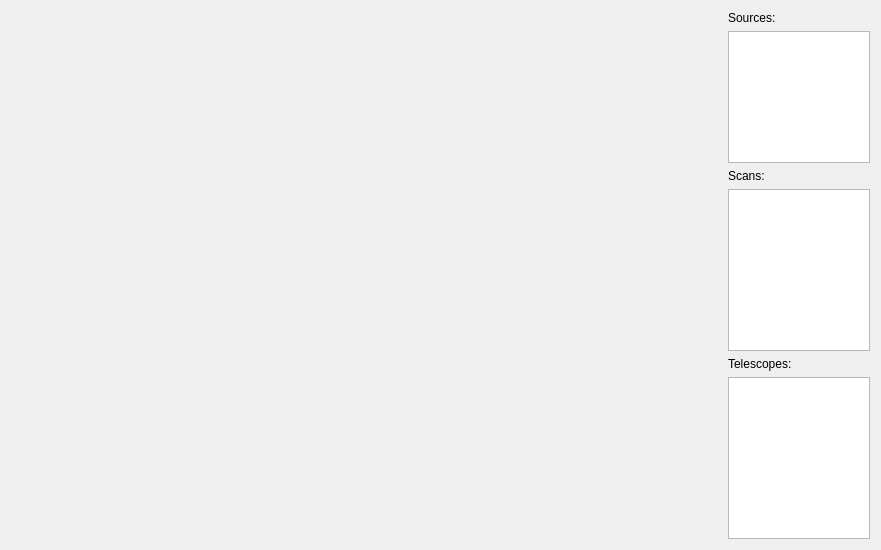
Before: the Qt Designer form pastrocore/gui_pyside/tab_vis_mollweide.ui in Torward1024/pAstroCORE, drawn with Qt 5.
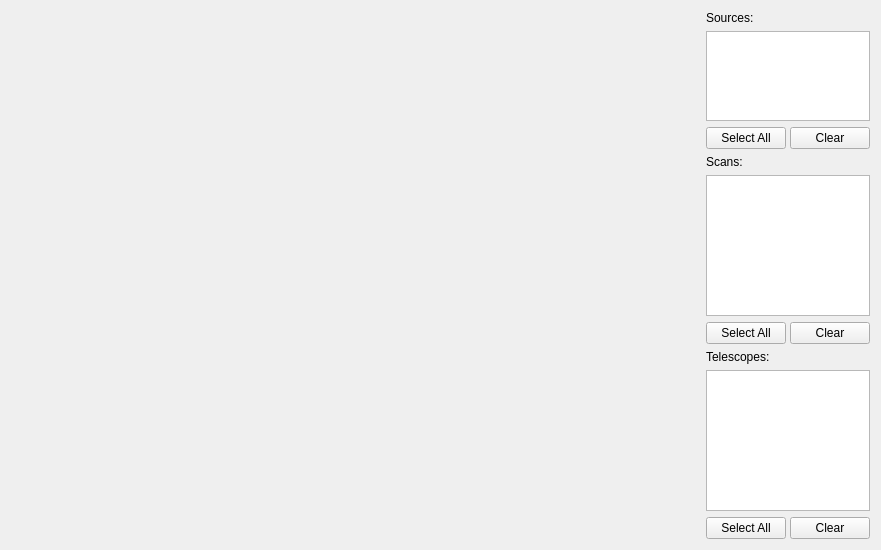
After: the same form once the commit is applied.

Commit message: 15.09.2026 -- G7: Select All and Clear under every list a plot is chosen from.

```diff
--- a/pastrocore/gui_pyside/tab_vis_mollweide.ui
+++ b/pastrocore/gui_pyside/tab_vis_mollweide.ui
@@ -24,7 +24,43 @@
        </property>
       </widget>
      </item>
+     <item row="1" column="0">
+      <widget class="QListWidget" name="listSources" />
+     </item>
      <item row="2" column="0">
+      <layout class="QHBoxLayout" name="layoutSourcesButtons">
+       <property name="spacing">
+        <number>4</number>
+       </property>
+       <item>
+        <widget class="QPushButton" name="listSourcesSelectAll">
+         <property name="toolTip">
+          <string>Tick every source</string>
+         </property>
+         <property name="text">
+          <string>Select All</string>
+         </property>
+         <property name="autoDefault">
+          <bool>false</bool>
+         </property>
+        </widget>
+       </item>
+       <item>
+        <widget class="QPushButton" name="listSourcesClear">
+         <property name="toolTip">
+          <string>Untick every source</string>
+         </property>
+         <property name="text">
+          <string>Clear</string>
+         </property>
+         <property name="autoDefault">
+          <bool>false</bool>
+         </property>
+        </widget>
+       </item>
+      </layout>
+     </item>
+     <item row="3" column="0">
       <layout class="QGridLayout" name="gridLayout">
        <item row="0" column="0" colspan="2">
         <widget class="QLabel" name="lblScans">
@@ -33,24 +69,87 @@
          </property>
         </widget>
        </item>
-       <item row="3" column="0" colspan="2">
-        <widget class="QListWidget" name="listTelescopes" />
+       <item row="1" column="0" colspan="2">
+        <widget class="QListWidget" name="listScans" />
        </item>
        <item row="2" column="0" colspan="2">
+        <layout class="QHBoxLayout" name="layoutScansButtons">
+         <property name="spacing">
+          <number>4</number>
+         </property>
+         <item>
+          <widget class="QPushButton" name="listScansSelectAll">
+           <property name="toolTip">
+            <string>Tick every scan</string>
+           </property>
+           <property name="text">
+            <string>Select All</string>
+           </property>
+           <property name="autoDefault">
+            <bool>false</bool>
+           </property>
+          </widget>
+         </item>
+         <item>
+          <widget class="QPushButton" name="listScansClear">
+           <property name="toolTip">
+            <string>Untick every scan</string>
+           </property>
+           <property name="text">
+            <string>Clear</string>
+           </property>
+           <property name="autoDefault">
+            <bool>false</bool>
+           </property>
+          </widget>
+         </item>
+        </layout>
+       </item>
+       <item row="3" column="0" colspan="2">
         <widget class="QLabel" name="lblTelescopes">
          <property name="text">
           <string>Telescopes:</string>
          </property>
         </widget>
        </item>
-       <item row="1" column="0" colspan="2">
-        <widget class="QListWidget" name="listScans" />
+       <item row="4" column="0" colspan="2">
+        <widget class="QListWidget" name="listTelescopes" />
+       </item>
+       <item row="5" column="0" colspan="2">
+        <layout class="QHBoxLayout" name="layoutTelescopesButtons">
+         <property name="spacing">
+          <number>4</number>
+         </property>
+         <item>
+          <widget class="QPushButton" name="listTelescopesSelectAll">
+           <property name="toolTip">
+            <string>Tick every telescope</string>
+           </property>
+           <property name="text">
+            <string>Select All</string>
+           </property>
+           <property name="autoDefault">
+            <bool>false</bool>
+           </property>
+          </widget>
+         </item>
+         <item>
+          <widget class="QPushButton" name="listTelescopesClear">
+           <property name="toolTip">
+            <string>Untick every telescope</string>
+           </property>
+           <property name="text">
+            <string>Clear</string>
+           </property>
+           <property name="autoDefault">
+            <bool>false</bool>
+           </property>
+          </widget>
+         </item>
+        </layout>
        </item>
       </layout>
      </item>
-     <item row="1" column="0">
-      <widget class="QListWidget" name="listWidget" />
-     </item>
     </layout>
    </item>
   </layout>
```
The commit also changes 11 other files.
